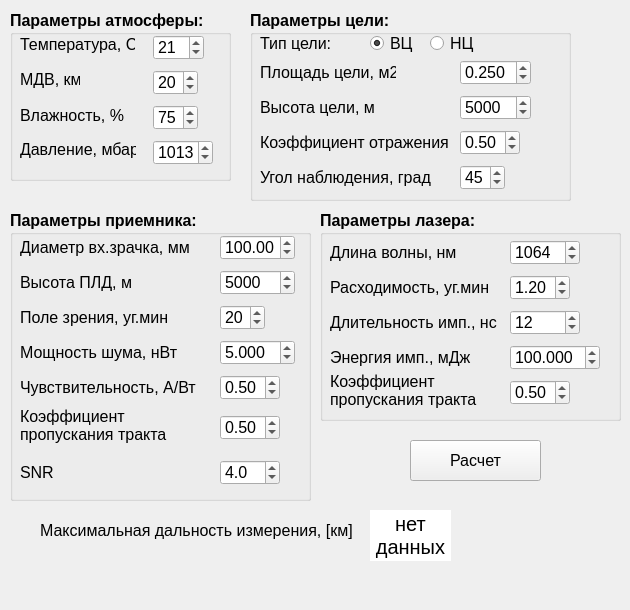
The window that form_LRF.ui (petros000/Laser_Rangefinder) describes before a commit, drawn with Qt 5.
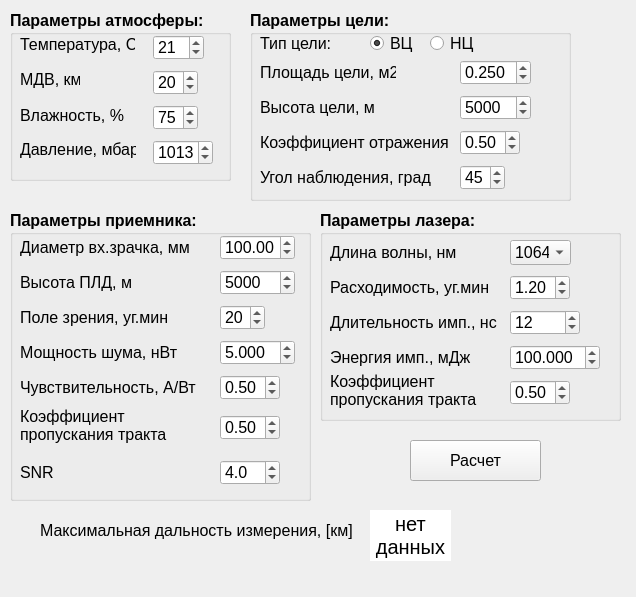
The same window after the commit.

Diff of the .ui file:
```diff
--- a/form_LRF.ui
+++ b/form_LRF.ui
@@ -6,8 +6,8 @@
    <rect>
     <x>0</x>
     <y>0</y>
-    <width>630</width>
-    <height>610</height>
+    <width>636</width>
+    <height>597</height>
    </rect>
   </property>
   <property name="windowTitle">
@@ -1142,58 +1142,6 @@
       <string>Длина волны, нм</string>
      </property>
     </widget>
-    <widget class="QSpinBox" name="spinBox_lmd_las">
-     <property name="geometry">
-      <rect>
-       <x>190</x>
-       <y>30</y>
-       <width>70</width>
-       <height>25</height>
-      </rect>
-     </property>
-     <property name="sizePolicy">
-      <sizepolicy hsizetype="Maximum" vsizetype="Fixed">
-       <horstretch>0</horstretch>
-       <verstretch>0</verstretch>
-      </sizepolicy>
-     </property>
-     <property name="font">
-      <font>
-       <weight>50</weight>
-       <bold>false</bold>
-      </font>
-     </property>
-     <property name="layoutDirection">
-      <enum>Qt::LeftToRight</enum>
-     </property>
-     <property name="autoFillBackground">
-      <bool>false</bool>
-     </property>
-     <property name="alignment">
-      <set>Qt::AlignLeading|Qt::AlignLeft|Qt::AlignVCenter</set>
-     </property>
-     <property name="buttonSymbols">
-      <enum>QAbstractSpinBox::UpDownArrows</enum>
-     </property>
-     <property name="specialValueText">
-      <string/>
-     </property>
-     <property name="minimum">
-      <number>500</number>
-     </property>
-     <property name="maximum">
-      <number>1800</number>
-     </property>
-     <property name="singleStep">
-      <number>10</number>
-     </property>
-     <property name="value">
-      <number>1064</number>
-     </property>
-     <property name="displayIntegerBase">
-      <number>10</number>
-     </property>
-    </widget>
     <widget class="QLabel" name="label_fi_las">
      <property name="geometry">
       <rect>
@@ -1448,6 +1396,32 @@
       <double>0.500000000000000</double>
      </property>
     </widget>
+    <widget class="QComboBox" name="comboBox_lmd_las">
+     <property name="geometry">
+      <rect>
+       <x>190</x>
+       <y>30</y>
+       <width>61</width>
+       <height>25</height>
+      </rect>
+     </property>
+     <property name="font">
+      <font>
+       <weight>50</weight>
+       <bold>false</bold>
+      </font>
+     </property>
+     <item>
+      <property name="text">
+       <string>1064</string>
+      </property>
+     </item>
+     <item>
+      <property name="text">
+       <string>1550</string>
+      </property>
+     </item>
+    </widget>
    </widget>
    <widget class="QPushButton" name="pushButton_start">
     <property name="geometry">
```
Left out of the diff: 4 changed lines with no effect on the pictures.
